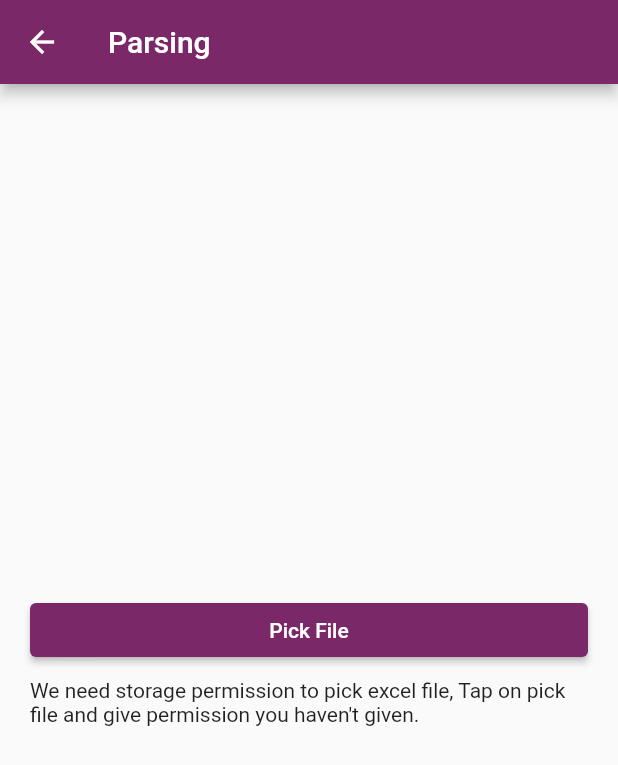
After one commit to pnkr01/quizzed, a Flutter app: the Parsing screen opened directly, on a phone screen of 412 x 824 dp. The commit adds this screen. Shown: the top 765 px of the screen. Run offline on Flutter 3.47's test engine with Material 2 defaults, Android fonts, the phone set to English and light mode, and no system bars; our stand-ins replace cached_network_image, carousel_slider, cloud_firestore, file_picker, firebase_core, flutter_screenutil and 7 more; missing offline and left inert: duration_picker, excel, textfield_search; accounts and stored records are empty.

Commit message:
parsing done

```diff
--- a/lib/src/bindings/app_bindings.dart
+++ b/lib/src/bindings/app_bindings.dart
@@ -5,6 +5,7 @@ import 'package:quiz/src/pages/home/student/controller/student_home_controller.d
 import 'package:quiz/src/pages/home/student/home/components/joinQuiz/components/controller/join_quiz_session_controller.dart';
 import 'package:quiz/src/pages/home/student/home/components/joinQuiz/components/controller/option_controller.dart';
 import 'package:quiz/src/pages/home/student/home/components/joinQuiz/components/join_quiz_controller.dart';
+import 'package:quiz/src/pages/home/teacher/home/components/create/parsing/controller/parsing_controller.dart';
 import 'package:quiz/src/pages/home/teacher/home/components/quiz_add/controller/quiz_addition_controller.dart';
 import 'package:quiz/src/pages/home/teacher/home/controller/teacher_home_controller.dart';
 
@@ -41,6 +42,7 @@ class InitialBindings extends Bindings {
     Get.lazyPut(() => DetailedQuizController(), fenix: true);
     Get.lazyPut(() => JoinQuizSessionController(), fenix: true);
     Get.lazyPut(() => OptionController(), fenix: true);
+    Get.lazyPut(() => ParsingController(), fenix: true);
     Get.lazyPut(() => QuizResultScreenController(), fenix: true);
   }
 }
--- /dev/null
+++ b/lib/src/model/parsing_question_model.dart
@@ -0,0 +1,14 @@
+class Question {
+  String questionText;
+  String op1;
+  String op2;
+  String op3;
+  String op4;
+  Question({
+    required this.questionText,
+    required this.op1,
+    required this.op2,
+    required this.op3,
+    required this.op4,
+  });
+}
--- a/lib/src/pages/auth/components/otp/otp_screen.dart
+++ b/lib/src/pages/auth/components/otp/otp_screen.dart
@@ -5,7 +5,6 @@ import 'package:get/get.dart';
 import 'package:pin_code_fields/pin_code_fields.dart';
 import 'package:quiz/src/pages/auth/controller/otp_controller.dart';
 import 'package:quiz/utils/shimmer.dart';
-
 import '../../../../../theme/app_color.dart';
 import '../../../../../theme/gradient_theme.dart';
 
--- a/lib/src/pages/home/student/home/components/joinQuiz/components/controller/detailed_view_controller.dart
+++ b/lib/src/pages/home/student/home/components/joinQuiz/components/controller/detailed_view_controller.dart
@@ -63,7 +63,7 @@ class DetailedQuizController extends GetxController {
         Uri.parse(ApiConfig.getEndPointsNextUrl('quiz/join/$quizID')),
         headers: headers);
     var decode = jsonDecode(response.body);
-    quizDebugPrint(response.statusCode);
+    quizDebugPrint(decode);
     if (decode["statusCode"] >= 400) {
       log('401');
       isLoading.value = true;
--- a/lib/src/pages/home/teacher/home/components/allQuiz/components/completed_quiz.dart
+++ b/lib/src/pages/home/teacher/home/components/allQuiz/components/completed_quiz.dart
@@ -24,7 +24,8 @@ class CompletedQuizScreen extends GetView<CompletedQuizController> {
                 backgroundColor: greenColor,
               ),
             )
-          : controller.completedQuiz.isEmpty
+          // ignore: prefer_is_empty
+          : controller.completedQuiz.length == 0
               ? Column(
                   children: [
                     const SizedBox(
--- a/lib/src/pages/home/teacher/home/components/allQuiz/components/live_quiz.dart
+++ b/lib/src/pages/home/teacher/home/components/allQuiz/components/live_quiz.dart
@@ -25,14 +25,15 @@ class LiveQuizScreen extends GetView<LiveQuizController> {
                 backgroundColor: kTeacherPrimaryLightColor,
               ),
             )
-          : controller.liveList.isEmpty
+          // ignore: prefer_is_empty
+          : controller.liveList.length == 0
               ? Column(
                   children: [
                     const SizedBox(
                       height: 30,
                     ),
                     CachedNetworkImage(
-                      placeholder: (context, url) => const NewsCardSkelton(),
+                        placeholder: (context, url) => const NewsCardSkelton(),
                         imageUrl:
                             'https://img.freepik.com/free-vector/thoughtful-woman-with-laptop-looking-big-question-mark_1150-39362.jpg?w=740&t=st=1678360691~exp=1678361291~hmac=c8de1e2e64e16f9461119048a6a774fd33817aca9c5cd9246ad3ae80ee043365'),
                     Center(
--- a/lib/src/pages/home/teacher/home/components/allQuiz/show_all_quiz.dart
+++ b/lib/src/pages/home/teacher/home/components/allQuiz/show_all_quiz.dart
@@ -108,9 +108,9 @@ class _ShowAllCreatedQuizState extends State<ShowAllCreatedQuiz>
         automaticallyImplyLeading: false,
         leading: IconButton(
             onPressed: () {
-              Get.back();
               Get.find<LiveQuizController>().isBack.value = true;
               quizDebugPrint(Get.find<LiveQuizController>().isBack.value);
+              Get.until((route) => route.isFirst);
             },
             icon: const Icon(Icons.arrow_back_ios)),
       ),
--- /dev/null
+++ b/lib/src/pages/home/teacher/home/components/create/parsing/parsing.dart
@@ -0,0 +1,43 @@
+import 'package:flutter/material.dart';
+import 'package:get/get.dart';
+import 'package:quiz/src/pages/home/teacher/home/components/create/parsing/controller/parsing_controller.dart';
+import 'package:quiz/theme/app_color.dart';
+
+class Parsing extends GetView<ParsingController> {
+  const Parsing({super.key});
+
+  @override
+  Widget build(BuildContext context) {
+    return Scaffold(
+      appBar: AppBar(
+        backgroundColor: kTeacherPrimaryColor,
+        title: const Text('Parsing'),
+      ),
+      body: Column(
+        mainAxisAlignment: MainAxisAlignment.center,
+        children: [
+          Center(
+            child: Container(
+              margin: const EdgeInsets.only(left: 20, right: 20),
+              width: double.infinity,
+              child: ElevatedButton(
+                style: ElevatedButton.styleFrom(
+                    backgroundColor: kTeacherPrimaryColor),
+                child: const Text('Pick File'),
+                onPressed: () {
+                  controller.pickFile();
+                },
+              ),
+            ),
+          ),
+          const SizedBox(height: 8),
+          Container(
+            margin: const EdgeInsets.only(left: 20, right: 20),
+            child: const Text(
+                'We need storage permission to pick excel file, Tap on pick file and give permission you haven\'t given. '),
+          )
+        ],
+      ),
+    );
+  }
+}
--- a/lib/src/pages/home/teacher/home/components/quiz_add/controller/quiz_addition_controller.dart
+++ b/lib/src/pages/home/teacher/home/components/quiz_add/controller/quiz_addition_controller.dart
@@ -43,10 +43,7 @@ class AddQuizController extends GetxController {
   }
 
   Future createThisQuiz(PlatformFile? image) async {
-    log('created this quiz====================>');
-    //1. check for empty
-    log('hit api------------->');
-    log('');
+    quizDebugPrint('created this quiz====================>');
     try {
       if (isAllBlanksFilled()) {
         return hitQuizApi(image);
--- a/lib/src/pages/home/teacher/home/components/quiz_add/quiz_confirm_view_screen.dart
+++ b/lib/src/pages/home/teacher/home/components/quiz_add/quiz_confirm_view_screen.dart
@@ -2,8 +2,6 @@ import 'dart:developer';
 import 'package:flutter/material.dart';
 import 'package:get/get.dart';
 import 'package:intl/intl.dart';
-import 'package:quiz/src/global/global.dart';
-import 'package:quiz/src/pages/home/teacher/home/components/allQuiz/show_all_quiz.dart';
 import 'package:quiz/theme/app_color.dart';
 import 'package:quiz/theme/gradient_theme.dart';
 import 'package:quiz/utils/quizAppBar.dart';
@@ -40,8 +38,8 @@ class QuizAdditionScreen extends GetView<QuizAdditionController> {
                   label: const Text('Erase'),
                   backgroundColor: kTeacherPrimaryColor,
                   function: () async {
-
-                    showSnackBar('delete now ', redColor, whiteColor);
+                    Get.find<QuizAdditionController>()
+                        .handleEraseButton(controller.getQuizId());
                   }),
               const SizedBox(height: 8.0),
               QuizElevatedButton(
--- a/lib/utils/progress_bar.dart
+++ b/lib/utils/progress_bar.dart
@@ -1,11 +1,12 @@
 import 'package:flutter/material.dart';
+import 'package:quiz/theme/app_color.dart';
 
 circularProgress() {
   return Container(
     padding: const EdgeInsets.only(top: 12.0),
     alignment: Alignment.center,
     child: const CircularProgressIndicator(
-      backgroundColor: Colors.green,
+      backgroundColor: kTeacherPrimaryColor,
       color: Colors.white,
     ),
   );
--- a/pubspec.yaml
+++ b/pubspec.yaml
@@ -58,9 +58,10 @@ dependencies:
   fancy_shimmer_image: ^2.0.2
   shimmer: ^2.0.0
   never_behind_keyboard: ^1.0.2
-  file_picker: ^5.2.6
+  file_picker: ^5.2.11
   lottie: ^2.3.0
   count_down_timer: ^1.0.1
+  excel: ^2.1.0
 
 dev_dependencies:
   flutter_test:
```
Also changed, not shown: lib/src/pages/home/teacher/home/components/allQuiz/components/draft_quiz.dart (+4 -4 lines), lib/src/pages/home/teacher/home/components/create/controller/create_quiz_controller.dart (+7 -15 lines), lib/src/pages/home/teacher/home/components/create/create_quiz.dart (+21 -1 lines), lib/src/pages/home/teacher/home/components/create/parsing/controller/parsing_controller.dart (added, +203 -0 lines), lib/src/pages/home/teacher/home/components/quiz_add/controller/quiz_view_screen_controller.dart (+33 -32 lines), lib/src/pages/home/teacher/home/components/quiz_add/quiz_additon_view_screen.dart (+16 -3 lines), pubspec.lock.
